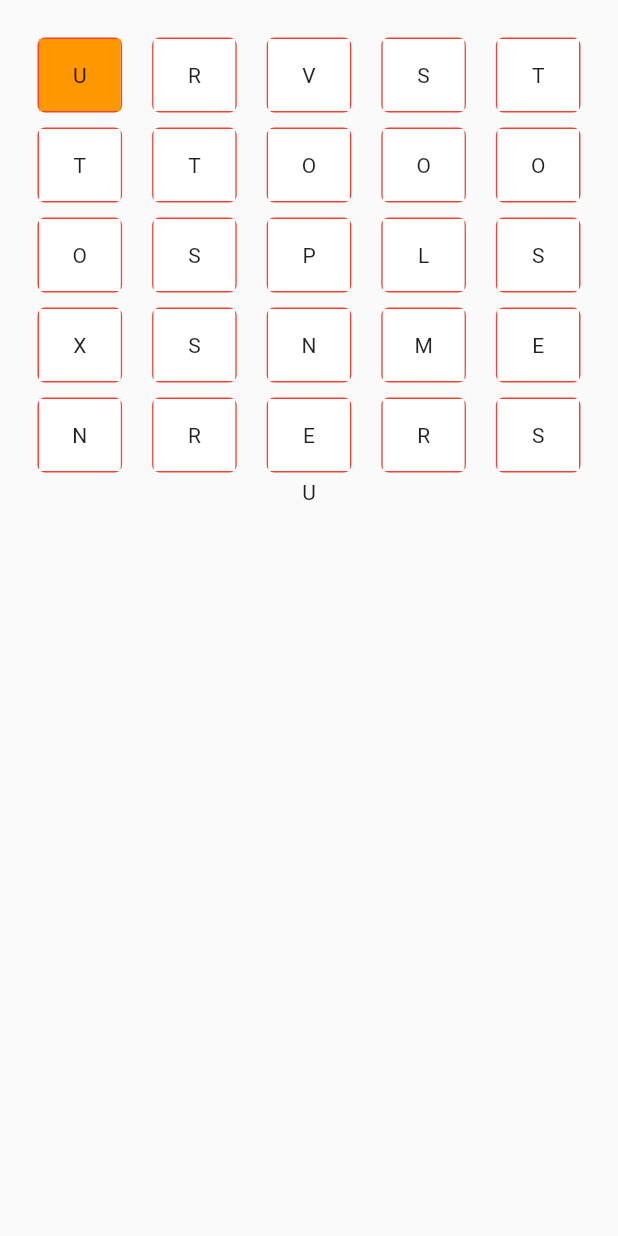
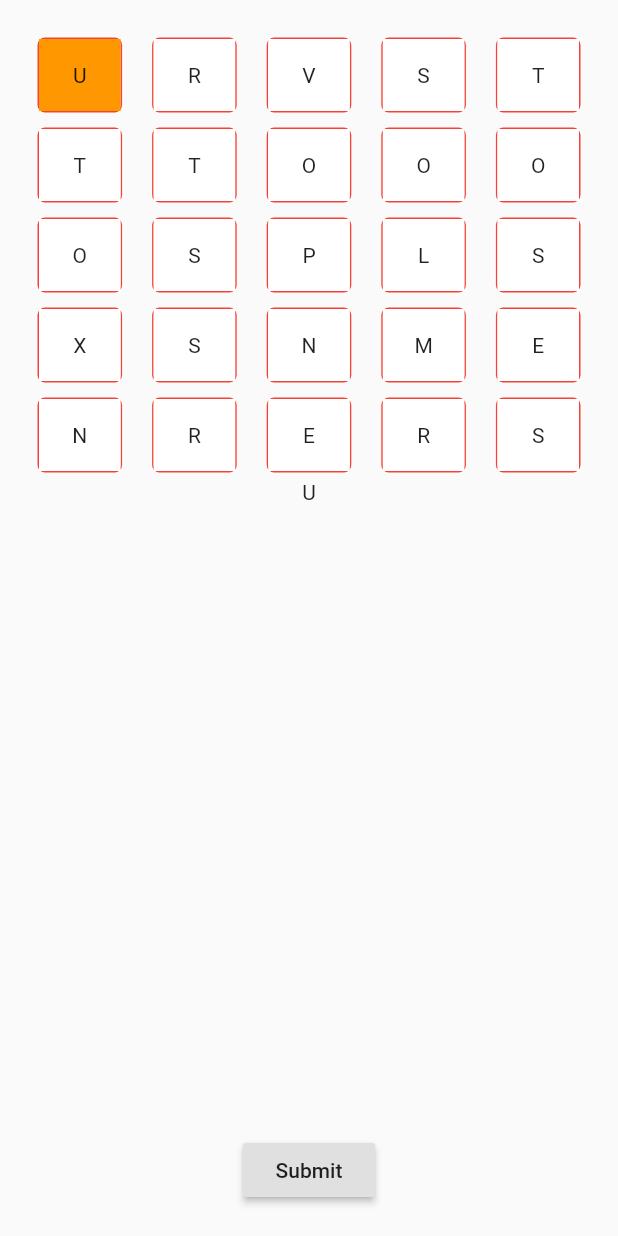
Before and after one commit to Bigghead/Flutter_Boggle, a Flutter app: the screen it shows after launch, after a tap on an icon or button, on a phone screen of 412 x 824 dp. Run offline on Flutter 3.47's test engine with Material 2 defaults, Android fonts, the phone set to English and light mode, and no system bars.

Commit message:
submit new word and show past words on list

```diff
--- a/lib/Screens/HomeScreen/Board/GameBoard/board.dart
+++ b/lib/Screens/HomeScreen/Board/GameBoard/board.dart
@@ -20,25 +20,25 @@ class _BoardState extends State<Board> {
 
   List   _boardArray   = buildCharacterGrid();
   String _currentWord  = '';
-  // int    _currentScore = 0;
+  int    _currentScore = 0;
   List   _clickedCells = [];
-  // List   _allWords     = [];
+  List   _allWords     = [];
 
 
   bool canClick( board, dynamic char, int currentRow, int currentCol, int currentIndex ) {
     // first click?
     if( _clickedCells.length == 0 && currentIndex == currentCol ) {
-        addCell( currentRow, currentCol, char );
+        _addCell( currentRow, currentCol, char );
         return !char['isSelected'];
     }
     // right cell?
     if( currentIndex == currentCol ) {
        //  is it currently selected ? Does it have selected neightbors?
-        if( !char['isSelected'] && isNeighbor(board, currentRow, currentCol) ) {
-            addCell( currentRow, currentCol, char );
+        if( !char['isSelected'] && isNeighbor(_boardArray, currentRow, currentCol) ) {
+            _addCell( currentRow, currentCol, char );
             return true;
         }
-        if( isLastCellClicked( char, currentRow, currentCol ) ) {
+        if( _isLastCellClicked( char, currentRow, currentCol ) ) {
             return !char['isSelected'];
         }
     }
@@ -47,7 +47,7 @@ class _BoardState extends State<Board> {
    }
 
 
-  void addCell( int row, int col, Map char ) {
+  void _addCell( int row, int col, Map char ) {
     _clickedCells.add([row,col]);
     setState( () {
         _clickedCells = _clickedCells;
@@ -57,7 +57,7 @@ class _BoardState extends State<Board> {
   }
 
 
-  bool isLastCellClicked( char, row, col ) {
+  bool _isLastCellClicked( Map char, int row, int col ) {
     if( _clickedCells.length == 0 ) { return true; }
     List lastClicked = _clickedCells[_clickedCells.length -1];
 
@@ -75,7 +75,7 @@ class _BoardState extends State<Board> {
   }
 
 
-    cellClick( currentRow, currentCol ) {
+  void _cellClick( int currentRow, int currentCol ) {
     var row = _boardArray[currentRow];
     print({ 'row': currentRow, 'col': currentCol});
     var newRow = [];
@@ -98,8 +98,32 @@ class _BoardState extends State<Board> {
         _boardArray = newBoard;
     } );
     // print(_boardArray);
+  }
 
+
+  void _submit( String word ) {
+
+    // === new board with all cells toggled off === //
+    List<List<dynamic>> newBoard = [];
+    _boardArray.asMap().forEach( (index, board) {
+      List<dynamic> currentRow = List.from([]);
+      board.asMap().forEach( (j, cell) {
+        currentRow.add({
+          'char': cell['character'],
+          'isSelected': false
+        });
+        newBoard.add(currentRow);
+      });
+    });
+    setState(() {
+          _boardArray = buildCharacterGrid();
+          _allWords.add(word);
+        });
+    print(_allWords);
+
+    // === if currentWord has been submitted, reset board without adding score === //
   }
+
 
   @override
     void initState() {
@@ -110,7 +134,7 @@ class _BoardState extends State<Board> {
   Widget _boardRow( List<dynamic> cellItems, int row ) {
     List<Widget> rowChildren = [];
     cellItems.asMap().forEach((col, item) {
-        rowChildren.add(Expanded(child: BoardCell(cell: item, cellClick: () {cellClick(row, col);},)));
+        rowChildren.add(Expanded(child: BoardCell(cell: item, cellClick: () { _cellClick(row, col); },)));
     });
     // print(rowChildren);
     return Row(
@@ -128,7 +152,8 @@ class _BoardState extends State<Board> {
       } );
       // print(boardChildren);
       // TODO: implement build
-      return Container(
+      return SafeArea(
+        child: Container(
           margin: EdgeInsets.symmetric(horizontal: 15.0, vertical: 20.0),
           child: Column(
             mainAxisAlignment: MainAxisAlignment.start,
@@ -137,8 +162,21 @@ class _BoardState extends State<Board> {
               Column(
                 children: boardChildren,
               ),
-            CurrentWord(word: _currentWord,)
+              CurrentWord(word: _currentWord,),
+              Expanded(
+                child: ListView.builder(
+                  itemCount: _allWords.length,
+                  itemBuilder: ( BuildContext context, int index ) {
+                    return Text(_allWords[_allWords.length - 1 - index]);
+                  },
+                ),
+              ),
+              RaisedButton(
+                child: Text('Submit'),
+                onPressed: () => _submit(_currentWord),
+              )
             ],
+          ),
         ),
       );
     }
--- a/lib/Utils/board_helper.dart
+++ b/lib/Utils/board_helper.dart
@@ -31,7 +31,7 @@ final List allDice = [
 
 
 List buildCharacterGrid() {
-    var shuffledBoard = shuffleBoard(allDice);
+    var shuffledBoard = shuffleBoard(List.from(allDice));
     var emptyArr = [ null, null, null, null, null ];
     var boardGrid = [];
 
```
Also changed, not shown: lib/Utils/helpers.dart (+11 -3 lines). Lines whose indentation alone changed are shown as unchanged.
